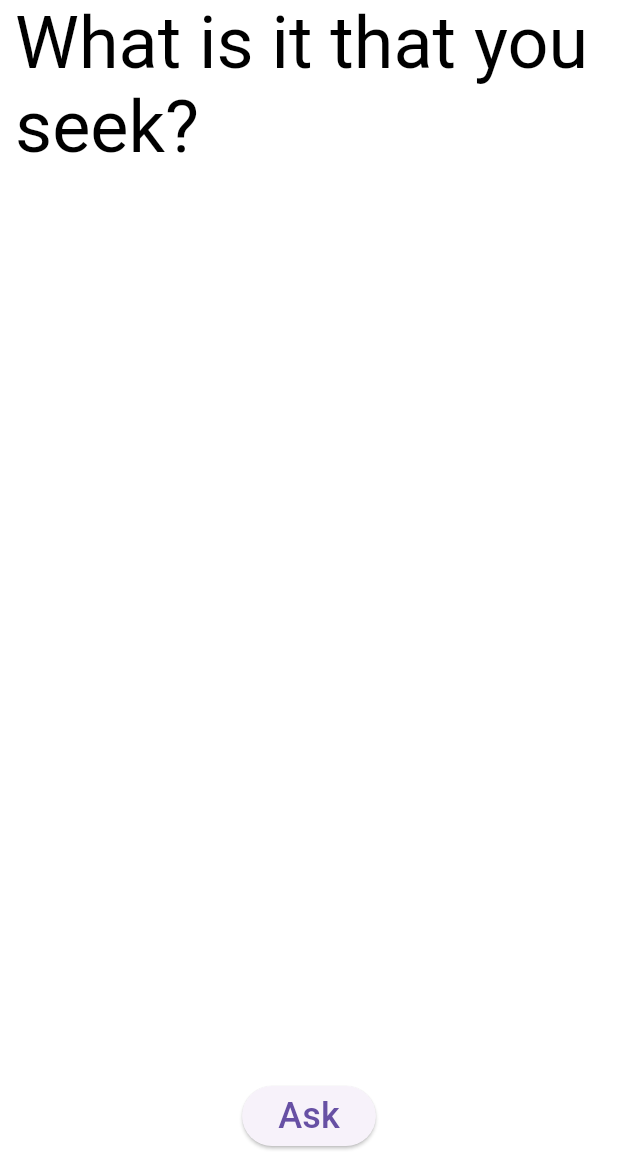
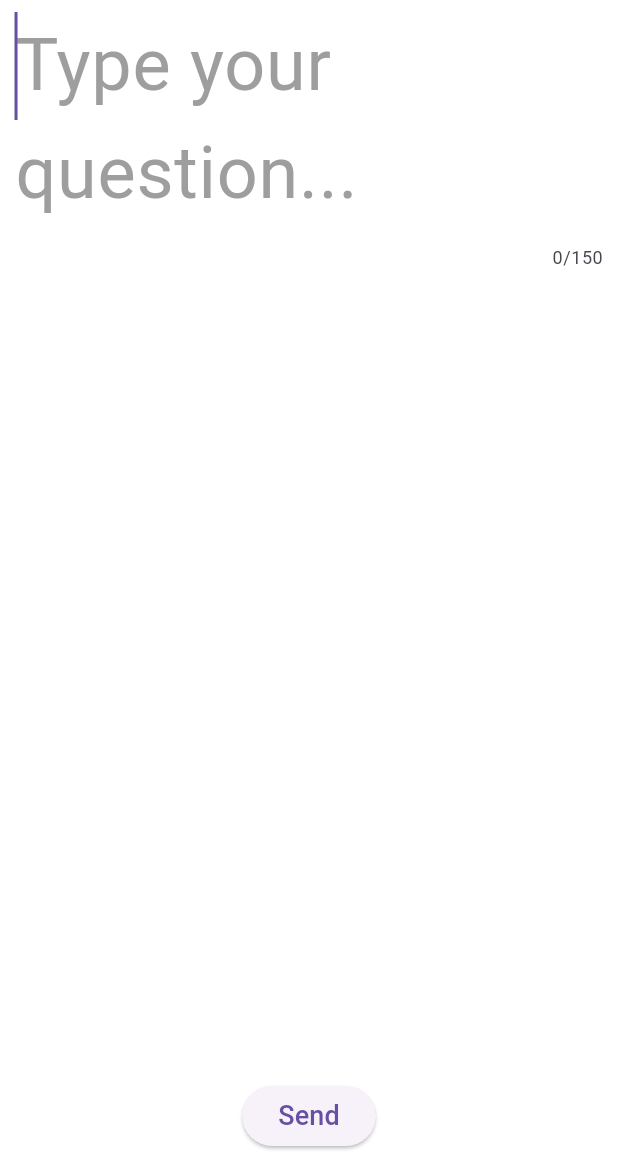
Before and after one commit to Nishchay1/openai-chatbot, a Flutter app: the FigureScreenComponents screen opened directly, on a phone screen of 412 x 824 dp, the part 84-1236 px from its top. Run offline on Flutter 3.47's test engine with Material 3 defaults, Android fonts, the phone set to English and light mode, and no system bars.

Commit message:
Remove unnecessary extra button tap for better user experience.

```diff
--- a/lib/shared/figure_screen_components.dart
+++ b/lib/shared/figure_screen_components.dart
@@ -98,19 +98,19 @@ class _FigureScreenComponentsState extends State<FigureScreenComponents>
               ),
             ),
             IgnorePointer(
+              ignoring: !maintextVisible,
+              child: AnimatedOpacity(
+                opacity: maintextVisible ? 1.0 : 0.0,
+                duration: animationDuration,
+                child: _maintext(),
+              ),
+            ),
+            IgnorePointer(
               ignoring: !messageInputVisible,
               child: AnimatedOpacity(
                 opacity: messageInputVisible ? 1.0 : 0.0,
                 duration: animationDuration,
                 child: _messageInput(),
-              ),
-            ),
-            IgnorePointer(
-              ignoring: !maintextVisible,
-              child: AnimatedOpacity(
-                opacity: maintextVisible ? 1.0 : 0.0,
-                duration: animationDuration,
-                child: _maintext(),
               ),
             ),
           ],
@@ -133,7 +133,7 @@ class _FigureScreenComponentsState extends State<FigureScreenComponents>
                         child: RichText(
                       text: TextSpan(
                           text: generatedContent == null
-                              ? "What is it that you seek?"
+                              ? ""
                               : generatedContent!,
                           style: TextStyle(color: Colors.black, fontSize: 48)),
                     )),
@@ -165,6 +165,7 @@ class _FigureScreenComponentsState extends State<FigureScreenComponents>
                 children: [
                   Expanded(
                     child: TextField(
+                      autofocus: true,
                       maxLength: 150,
                       maxLines: null,
                       style: TextStyle(fontSize: 48),
```
